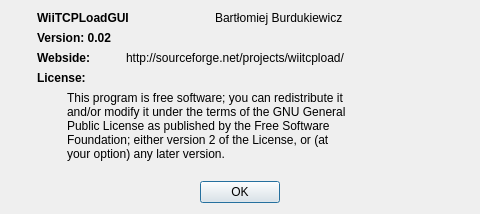
First picture: the form in c++/forms/about.ui, repository dev-0x7C6/qwiiload, before the edit.
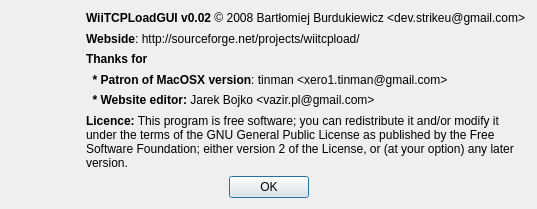
Second picture: the form after the edit. Icons and pictures are not drawn.

What changed in the file:
```diff
--- a/c++/forms/about.ui
+++ b/c++/forms/about.ui
@@ -5,8 +5,8 @@
    <rect>
     <x>0</x>
     <y>0</y>
-    <width>480</width>
-    <height>214</height>
+    <width>537</width>
+    <height>209</height>
    </rect>
   </property>
   <property name="windowTitle" >
@@ -16,7 +16,7 @@
    <iconset resource="../resource.qrc" >:/actions/icons/actions/console.png</iconset>
   </property>
   <layout class="QGridLayout" >
-   <item rowspan="2" row="0" column="0" >
+   <item row="0" column="0" >
     <layout class="QGridLayout" >
      <item row="0" column="0" >
       <widget class="QLabel" name="label" >
@@ -46,29 +46,65 @@
      </item>
     </layout>
    </item>
-   <item rowspan="2" row="0" column="2" >
-    <layout class="QHBoxLayout" >
-     <item>
-      <spacer>
-       <property name="orientation" >
-        <enum>Qt::Horizontal</enum>
-       </property>
-       <property name="sizeHint" >
-        <size>
-         <width>20</width>
-         <height>20</height>
-        </size>
-       </property>
-      </spacer>
-     </item>
-    </layout>
-   </item>
-   <item row="1" column="1" >
+   <item row="0" column="1" >
     <layout class="QGridLayout" >
-     <item row="0" column="2" >
+     <item row="0" column="0" >
+      <widget class="QLabel" name="label_9" >
+       <property name="text" >
+        <string>&lt;html>&lt;head>&lt;meta name="qrichtext" content="1" />&lt;style type="text/css">
+p, li { white-space: pre-wrap; }
+&lt;/style>&lt;/head>&lt;body style=" font-family:'Sans Serif'; font-size:9pt; font-weight:400; font-style:normal;">
+&lt;p style=" margin-top:0px; margin-bottom:0px; margin-left:0px; margin-right:0px; -qt-block-indent:0; text-indent:0px;">&lt;span style=" font-weight:600;">WiiTCPLoadGUI v0.02&lt;/span> © 2008 Bartłomiej Burdukiewicz &amp;lt;dev.strikeu@gmail.com&amp;gt;&lt;/p>&lt;/body>&lt;/html></string>
+       </property>
+      </widget>
+     </item>
+     <item row="1" column="0" >
+      <widget class="QLabel" name="label_6" >
+       <property name="text" >
+        <string>&lt;html>&lt;head>&lt;meta name="qrichtext" content="1" />&lt;style type="text/css">
+p, li { white-space: pre-wrap; }
+&lt;/style>&lt;/head>&lt;body style=" font-family:'Sans Serif'; font-size:9pt; font-weight:400; font-style:normal;">
+&lt;p style=" margin-top:0px; margin-bottom:0px; margin-left:0px; margin-right:0px; -qt-block-indent:0; text-indent:0px;">&lt;span style=" font-weight:600;">Webside&lt;/span>: http://sourceforge.net/projects/wiitcpload/&lt;/p>&lt;/body>&lt;/html></string>
+       </property>
+      </widget>
+     </item>
+     <item row="2" column="0" >
+      <widget class="QLabel" name="label_5" >
+       <property name="text" >
+        <string>&lt;html>&lt;head>&lt;meta name="qrichtext" content="1" />&lt;style type="text/css">
+p, li { white-space: pre-wrap; }
+&lt;/style>&lt;/head>&lt;body style=" font-family:'Sans Serif'; font-size:9pt; font-weight:400; font-style:normal;">
+&lt;p style=" margin-top:0px; margin-bottom:0px; margin-left:0px; margin-right:0px; -qt-block-indent:0; text-indent:0px;">&lt;span style=" font-weight:600;">Thanks for&lt;/span>&lt;/p>&lt;/body>&lt;/html></string>
+       </property>
+      </widget>
+     </item>
+     <item row="3" column="0" >
+      <widget class="QLabel" name="label_2" >
+       <property name="text" >
+        <string>&lt;html>&lt;head>&lt;meta name="qrichtext" content="1" />&lt;style type="text/css">
+p, li { white-space: pre-wrap; }
+&lt;/style>&lt;/head>&lt;body style=" font-family:'Sans Serif'; font-size:9pt; font-weight:400; font-style:normal;">
+&lt;p style=" margin-top:0px; margin-bottom:0px; margin-left:0px; margin-right:0px; -qt-block-indent:0; text-indent:0px;">&lt;span style=" font-weight:600;">  * Patron of MacOSX version&lt;/span>: tinman &amp;lt;xero1.tinman@gmail.com&amp;gt;&lt;/p>&lt;/body>&lt;/html></string>
+       </property>
+      </widget>
+     </item>
+     <item row="4" column="0" >
+      <widget class="QLabel" name="label_4" >
+       <property name="text" >
+        <string>&lt;html>&lt;head>&lt;meta name="qrichtext" content="1" />&lt;style type="text/css">
+p, li { white-space: pre-wrap; }
+&lt;/style>&lt;/head>&lt;body style=" font-family:'Sans Serif'; font-size:9pt; font-weight:400; font-style:normal;">
+&lt;p style=" margin-top:0px; margin-bottom:0px; margin-left:0px; margin-right:0px; -qt-block-indent:0; text-indent:0px;">&lt;span style=" font-weight:600;">  * Website editor:&lt;/span> Jarek Bojko &amp;lt;vazir.pl@gmail.com&amp;gt;&lt;/p>&lt;/body>&lt;/html></string>
+       </property>
+      </widget>
+     </item>
+     <item row="5" column="0" >
       <widget class="QLabel" name="label_3" >
        <property name="text" >
-        <string>This program is free software; you can redistribute it and/or modify it under the terms of the GNU General Public License as published by the Free Software Foundation; either version 2 of the License, or (at your option) any later version.</string>
+        <string>&lt;html>&lt;head>&lt;meta name="qrichtext" content="1" />&lt;style type="text/css">
+p, li { white-space: pre-wrap; }
+&lt;/style>&lt;/head>&lt;body style=" font-family:'Sans Serif'; font-size:9pt; font-weight:400; font-style:normal;">
+&lt;p style=" margin-top:0px; margin-bottom:0px; margin-left:0px; margin-right:0px; -qt-block-indent:0; text-indent:0px;">&lt;span style=" font-weight:600;">Licence:&lt;/span> This program is free software; you can redistribute it and/or modify it under the terms of the GNU General Public License as published by the Free Software Foundation; either version 2 of the License, or (at your option) any later version.&lt;/p>&lt;/body>&lt;/html></string>
        </property>
        <property name="scaledContents" >
         <bool>true</bool>
@@ -84,177 +120,42 @@
        </property>
       </widget>
      </item>
-     <item row="0" column="0" >
-      <spacer>
-       <property name="orientation" >
-        <enum>Qt::Horizontal</enum>
-       </property>
-       <property name="sizeType" >
-        <enum>QSizePolicy::Maximum</enum>
-       </property>
-       <property name="sizeHint" >
-        <size>
-         <width>30</width>
-         <height>20</height>
-        </size>
-       </property>
-      </spacer>
-     </item>
     </layout>
    </item>
-   <item row="2" column="0" colspan="3" >
+   <item row="1" column="0" colspan="2" >
     <layout class="QGridLayout" >
-     <item row="1" column="1" >
+     <item row="0" column="1" >
       <widget class="QPushButton" name="confirmBtn" >
        <property name="text" >
         <string>OK</string>
        </property>
       </widget>
      </item>
-     <item row="1" column="2" >
-      <spacer>
-       <property name="orientation" >
-        <enum>Qt::Horizontal</enum>
-       </property>
-       <property name="sizeHint" >
-        <size>
-         <width>40</width>
-         <height>20</height>
-        </size>
-       </property>
-      </spacer>
-     </item>
-     <item row="1" column="0" >
-      <spacer>
-       <property name="orientation" >
-        <enum>Qt::Horizontal</enum>
-       </property>
-       <property name="sizeHint" >
-        <size>
-         <width>40</width>
-         <height>20</height>
-        </size>
-       </property>
-      </spacer>
-     </item>
-     <item row="0" column="1" >
-      <spacer>
-       <property name="orientation" >
-        <enum>Qt::Vertical</enum>
-       </property>
-       <property name="sizeHint" >
-        <size>
-         <width>20</width>
-         <height>40</height>
-        </size>
-       </property>
-      </spacer>
-     </item>
-    </layout>
-   </item>
-   <item row="0" column="1" >
-    <layout class="QGridLayout" >
-     <property name="horizontalSpacing" >
-      <number>-1</number>
-     </property>
-     <property name="verticalSpacing" >
-      <number>-1</number>
-     </property>
-     <item row="0" column="0" colspan="2" >
-      <widget class="QLabel" name="label_2" >
-       <property name="font" >
-        <font>
-         <weight>75</weight>
-         <bold>true</bold>
-        </font>
-       </property>
-       <property name="text" >
-        <string>WiiTCPLoadGUI</string>
-       </property>
-      </widget>
-     </item>
      <item row="0" column="2" >
-      <widget class="QLabel" name="label_4" >
-       <property name="text" >
-        <string>Bartłomiej Burdukiewicz &lt;dev.strikeu@gmail.com></string>
+      <spacer>
+       <property name="orientation" >
+        <enum>Qt::Horizontal</enum>
        </property>
-       <property name="scaledContents" >
-        <bool>false</bool>
+       <property name="sizeHint" >
+        <size>
+         <width>40</width>
+         <height>20</height>
+        </size>
        </property>
-       <property name="textInteractionFlags" >
-        <set>Qt::LinksAccessibleByMouse</set>
-       </property>
-      </widget>
+      </spacer>
      </item>
-     <item row="1" column="0" colspan="3" >
-      <widget class="QLabel" name="label_5" >
-       <property name="font" >
-        <font>
-         <weight>75</weight>
-         <bold>true</bold>
-        </font>
+     <item row="0" column="0" >
+      <spacer>
+       <property name="orientation" >
+        <enum>Qt::Horizontal</enum>
        </property>
-       <property name="text" >
-        <string>Version: 0.02 </string>
+       <property name="sizeHint" >
+        <size>
+         <width>40</width>
+         <height>20</height>
+        </size>
        </property>
-       <property name="scaledContents" >
-        <bool>true</bool>
-       </property>
-      </widget>
-     </item>
-     <item row="2" column="0" >
-      <widget class="QLabel" name="label_7" >
-       <property name="font" >
-        <font>
-         <weight>75</weight>
-         <bold>true</bold>
-        </font>
-       </property>
-       <property name="text" >
-        <string>Webside:</string>
-       </property>
-      </widget>
-     </item>
-     <item row="2" column="1" colspan="2" >
-      <widget class="QLabel" name="label_8" >
-       <property name="text" >
-        <string>http://sourceforge.net/projects/wiitcpload/</string>
-       </property>
-       <property name="scaledContents" >
-        <bool>false</bool>
-       </property>
-       <property name="alignment" >
-        <set>Qt::AlignLeading|Qt::AlignLeft|Qt::AlignVCenter</set>
-       </property>
-       <property name="wordWrap" >
-        <bool>false</bool>
-       </property>
-       <property name="textInteractionFlags" >
-        <set>Qt::NoTextInteraction</set>
-       </property>
-      </widget>
-     </item>
-     <item row="3" column="0" >
-      <widget class="QLabel" name="label_6" >
-       <property name="font" >
-        <font>
-         <weight>75</weight>
-         <bold>true</bold>
-        </font>
-       </property>
-       <property name="text" >
-        <string>License:</string>
-       </property>
-       <property name="scaledContents" >
-        <bool>false</bool>
-       </property>
-       <property name="alignment" >
-        <set>Qt::AlignLeading|Qt::AlignLeft|Qt::AlignVCenter</set>
-       </property>
-       <property name="textInteractionFlags" >
-        <set>Qt::NoTextInteraction</set>
-       </property>
-      </widget>
+      </spacer>
      </item>
     </layout>
    </item>
```
